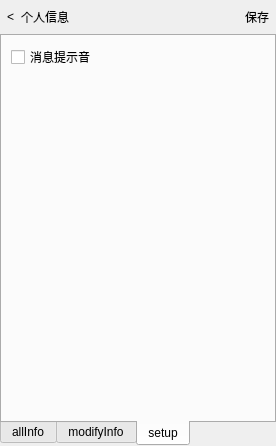
Qt form assistPage/detailedinfopage.ui (GhostsLYB/Client) before a commit.
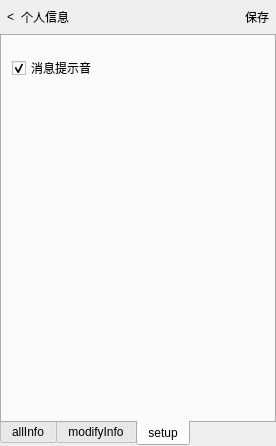
The same form after that commit. Icons and pictures are not drawn.

What changed in the file:
```diff
--- a/assistPage/detailedinfopage.ui
+++ b/assistPage/detailedinfopage.ui
@@ -220,12 +220,24 @@
       <attribute name="title">
        <string>setup</string>
       </attribute>
-      <layout class="QVBoxLayout" name="verticalLayout_4">
+      <layout class="QVBoxLayout" name="verticalLayout_4" stretch="1,8">
+       <property name="leftMargin">
+        <number>10</number>
+       </property>
+       <property name="topMargin">
+        <number>20</number>
+       </property>
        <item>
         <widget class="QCheckBox" name="cb_audio">
+         <property name="styleSheet">
+          <string notr="true">font: 75 16pt &quot;Agency FB&quot;;</string>
+         </property>
          <property name="text">
           <string>消息提示音</string>
          </property>
+         <property name="checked">
+          <bool>true</bool>
+         </property>
         </widget>
        </item>
        <item>
```
Left out of the diff: 14 changed lines with no effect on the pictures.
